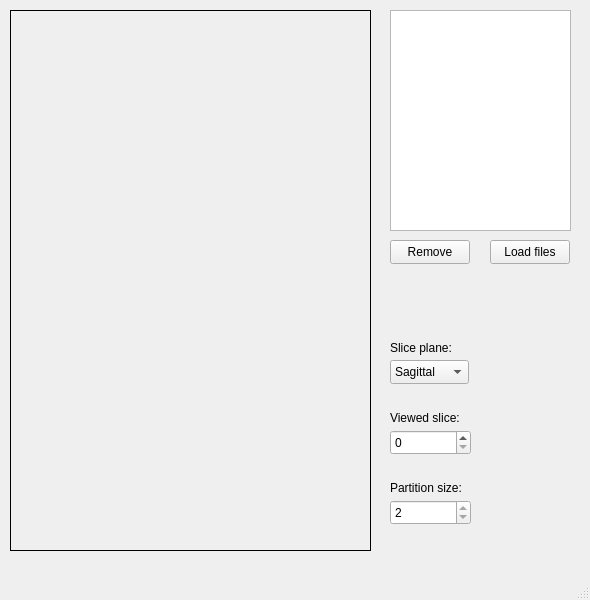
Above: src/mainwindow.ui from egor79k/vertical_stitching before the change. Below: the same form after it.
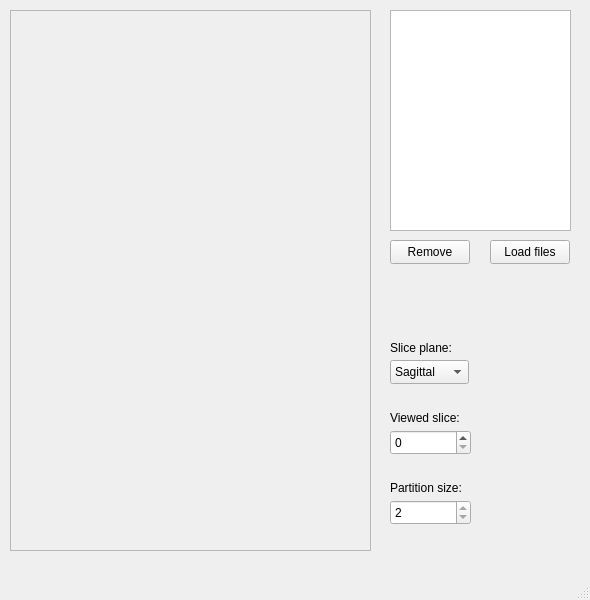
That is the form after the change.

Commit message: scansList drag order fixed

Diff of the .ui file:
```diff
--- a/src/mainwindow.ui
+++ b/src/mainwindow.ui
@@ -69,7 +69,10 @@
      </rect>
     </property>
     <property name="frameShape">
-     <enum>QFrame::Box</enum>
+     <enum>QFrame::StyledPanel</enum>
+    </property>
+    <property name="frameShadow">
+     <enum>QFrame::Sunken</enum>
     </property>
     <property name="text">
      <string/>
```
The commit also changes 1 other file.
